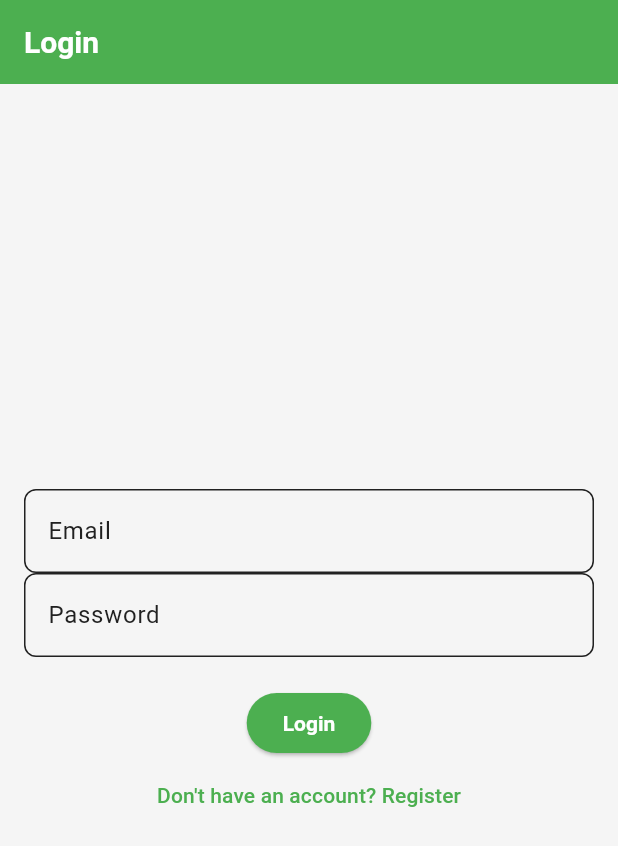
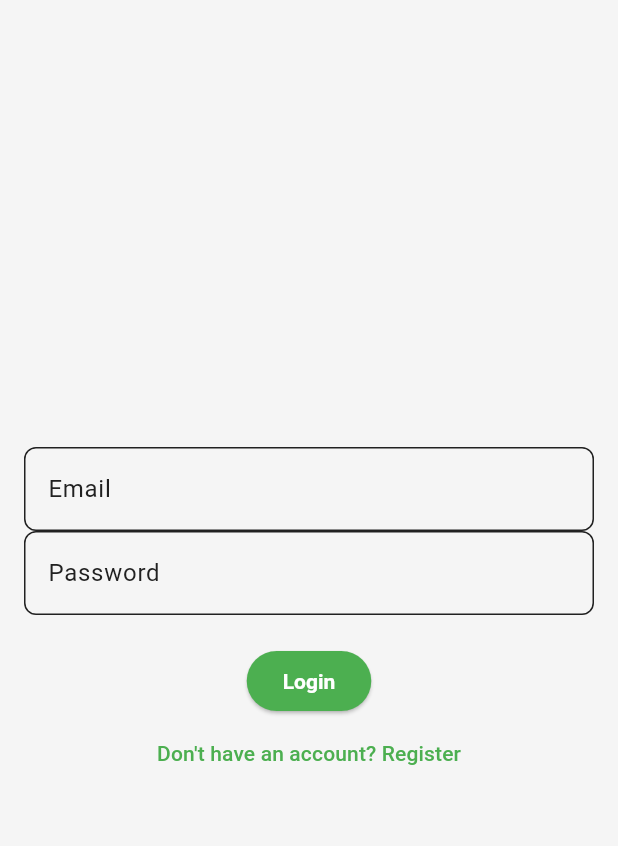
Before and after one commit to kenjinezumi/Herd, a Flutter app: the screen it shows after launch, on a phone screen of 412 x 824 dp. Shown: the top 846 px of the screen. Run offline on Flutter 3.47's test engine with Material 3 defaults, Android fonts, the phone set to English and light mode, and no system bars; our stand-ins replace hive, hive_flutter; missing offline and left inert: swipeable_stack; accounts and stored records are empty; generated files the repository leaves out were written again.

Commit message:
Make app bar transparent

```diff
--- a/lib/theme/app_theme.dart
+++ b/lib/theme/app_theme.dart
@@ -16,13 +16,15 @@ class AppTheme {
     primaryColor: primaryColor,
     scaffoldBackgroundColor: backgroundColor,
     appBarTheme: const AppBarTheme(
-      color: primaryColor,
+      color: Colors.transparent,
+      elevation: 0,
       iconTheme: IconThemeData(color: Colors.white),
       titleTextStyle: TextStyle(
         color: Colors.white,
         fontSize: 20,
         fontWeight: FontWeight.bold,
       ),
+      toolbarHeight: 0, // Minimize the space taken by the AppBar
     ),
     textTheme: const TextTheme(
       bodyLarge: TextStyle(color: textColor),
@@ -76,13 +78,15 @@ class AppTheme {
     primaryColor: darkPrimaryColor,
     scaffoldBackgroundColor: darkBackgroundColor,
     appBarTheme: const AppBarTheme(
-      color: darkPrimaryColor,
+      color: Colors.transparent,
+      elevation: 0,
       iconTheme: IconThemeData(color: Colors.white),
       titleTextStyle: TextStyle(
         color: Colors.white,
         fontSize: 20,
         fontWeight: FontWeight.bold,
       ),
+      toolbarHeight: 0, // Minimize the space taken by the AppBar
     ),
     textTheme: const TextTheme(
       bodyLarge: TextStyle(color: darkTextColor),
```
